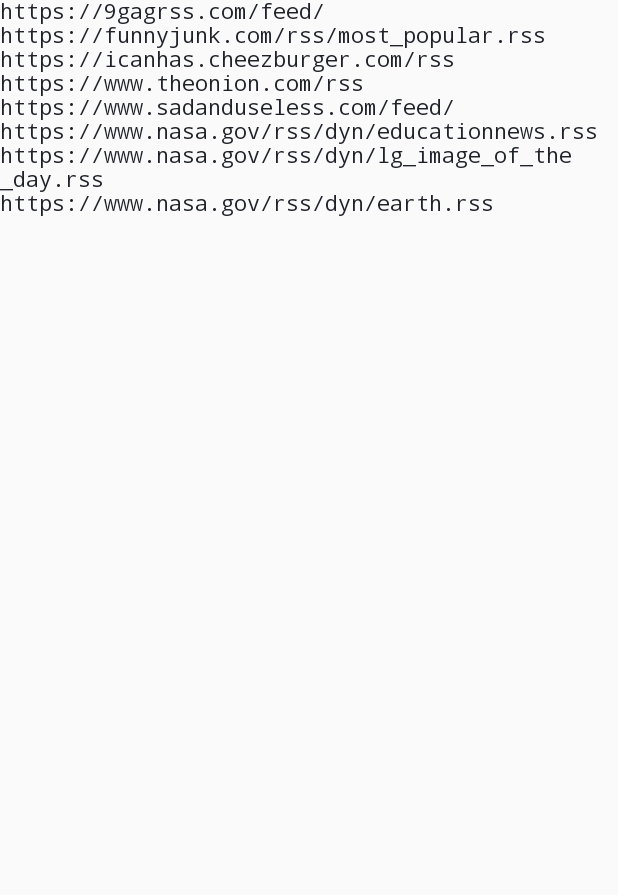
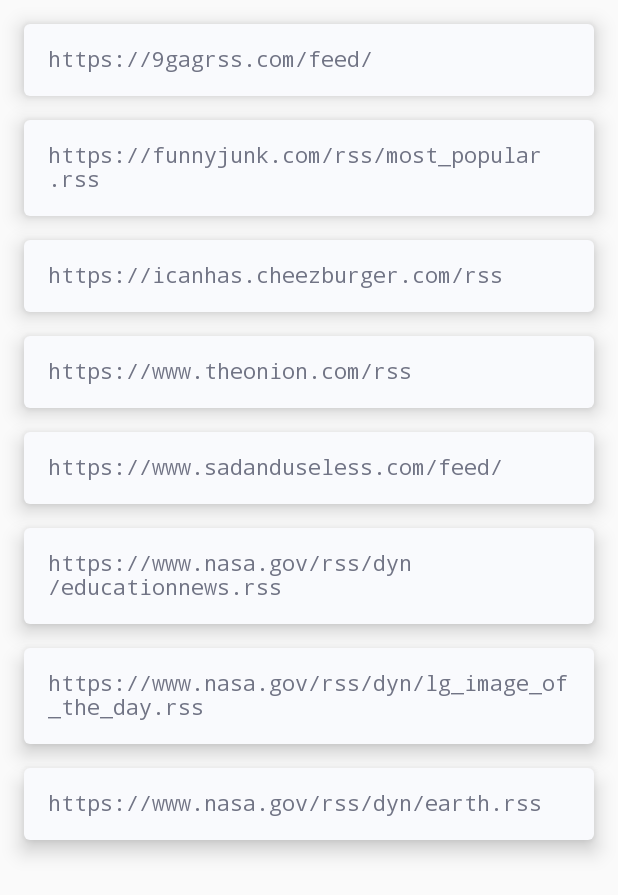
Before and after one commit to hamidrezasahraei/Pheedly, an Android app built with Jetpack Compose: the FeedListScreen screen opened through its navigation route, on a phone screen of 412 x 824 dp. Shown: the top 895 px of the screen. Run offline under Robolectric (Android 15) with nearby library versions, the phone set to English and light mode, and no system bars; our stand-ins replace Dagger/Hilt's generated code.

Commit message:
Add cardview for FeedListScreen.kt

```diff
--- /dev/null
+++ b/app/src/main/java/sahraei/hamidreza/pheedly/common/CardItem.kt
@@ -0,0 +1,36 @@
+package sahraei.hamidreza.pheedly.common
+
+import androidx.compose.foundation.clickable
+import androidx.compose.foundation.layout.fillMaxWidth
+import androidx.compose.foundation.layout.padding
+import androidx.compose.material.Card
+import androidx.compose.material.MaterialTheme
+import androidx.compose.material.Text
+import androidx.compose.runtime.Composable
+import androidx.compose.ui.Modifier
+import androidx.compose.ui.unit.dp
+import sahraei.hamidreza.pheedly.ui.theme.Typography
+
+@Composable
+fun CardItem(
+    modifier: Modifier = Modifier,
+    title: String,
+    onCardClick: (String) -> Unit
+) {
+    Card(
+        modifier = modifier
+            .fillMaxWidth()
+            .clickable {
+                onCardClick.invoke(title)
+            },
+        elevation = 8.dp
+    ) {
+        Text(
+            text = title,
+            style = Typography.body1,
+            color = MaterialTheme.colors.onBackground,
+            modifier = Modifier
+                .padding(16.dp)
+        )
+    }
+}
--- a/app/src/main/java/sahraei/hamidreza/pheedly/feature/feedlist/ui/FeedListScreen.kt
+++ b/app/src/main/java/sahraei/hamidreza/pheedly/feature/feedlist/ui/FeedListScreen.kt
@@ -1,17 +1,22 @@
 package sahraei.hamidreza.pheedly.feature.feedlist.ui
 
-import androidx.compose.foundation.clickable
-import androidx.compose.foundation.layout.Box
+import androidx.compose.foundation.ExperimentalFoundationApi
+import androidx.compose.foundation.layout.Arrangement
+import androidx.compose.foundation.layout.PaddingValues
+import androidx.compose.foundation.layout.fillMaxSize
+import androidx.compose.foundation.layout.padding
 import androidx.compose.foundation.lazy.LazyColumn
-import androidx.compose.material.CircularProgressIndicator
-import androidx.compose.material.Text
+import androidx.compose.foundation.lazy.items
 import androidx.compose.runtime.Composable
 import androidx.compose.ui.Modifier
+import androidx.compose.ui.unit.dp
 import androidx.hilt.navigation.compose.hiltViewModel
+import sahraei.hamidreza.pheedly.common.CardItem
 import sahraei.hamidreza.pheedly.common.PheedlyProgressItem
 import java.net.URLEncoder
 import java.nio.charset.StandardCharsets
 
+@OptIn(ExperimentalFoundationApi::class)
 @Composable
 fun FeedListScreen(
     feedsViewModel: FeedsViewModel = hiltViewModel(),
@@ -23,17 +28,21 @@ fun FeedListScreen(
             PheedlyProgressItem()
         }
         state.feeds != null -> {
-            LazyColumn() {
-                state.feeds.forEach {
-                    item {
-                        Text(
-                            text = it,
-                            modifier = Modifier
-                                .clickable {
-                                    val encodedUrl = URLEncoder.encode(it, StandardCharsets.UTF_8.toString())
-                                    onFeedClicked.invoke(encodedUrl)
-                                }
-                        )
+            LazyColumn(
+                modifier = Modifier
+                    .fillMaxSize(),
+                contentPadding = PaddingValues(16.dp),
+                verticalArrangement = Arrangement.spacedBy(16.dp)
+            ) {
+                items(
+                    items = state.feeds,
+                    key = { it }
+                ) {
+                    CardItem(
+                        title = it
+                    ) { title ->
+                        val encodedUrl = URLEncoder.encode(title, StandardCharsets.UTF_8.toString())
+                        onFeedClicked.invoke(encodedUrl)
                     }
                 }
             }
```
Also changed, not shown: app/src/main/java/sahraei/hamidreza/pheedly/ui/theme/Typography.kt (renamed from app/src/main/java/sahraei/hamidreza/pheedly/ui/theme/Type.kt).
